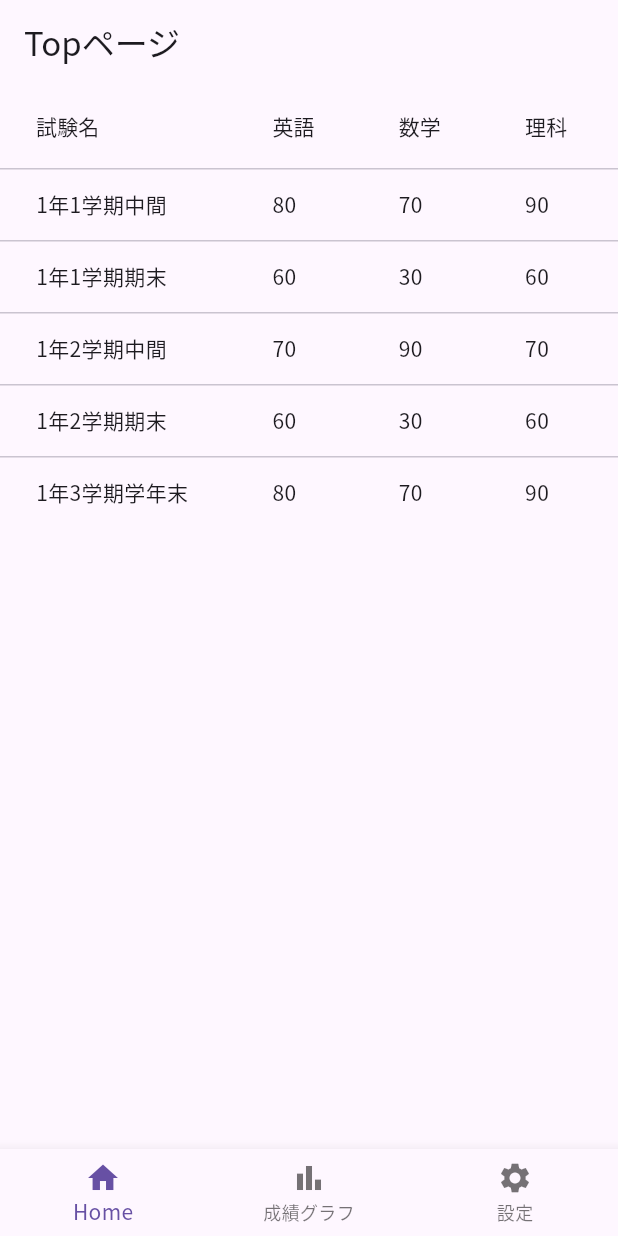
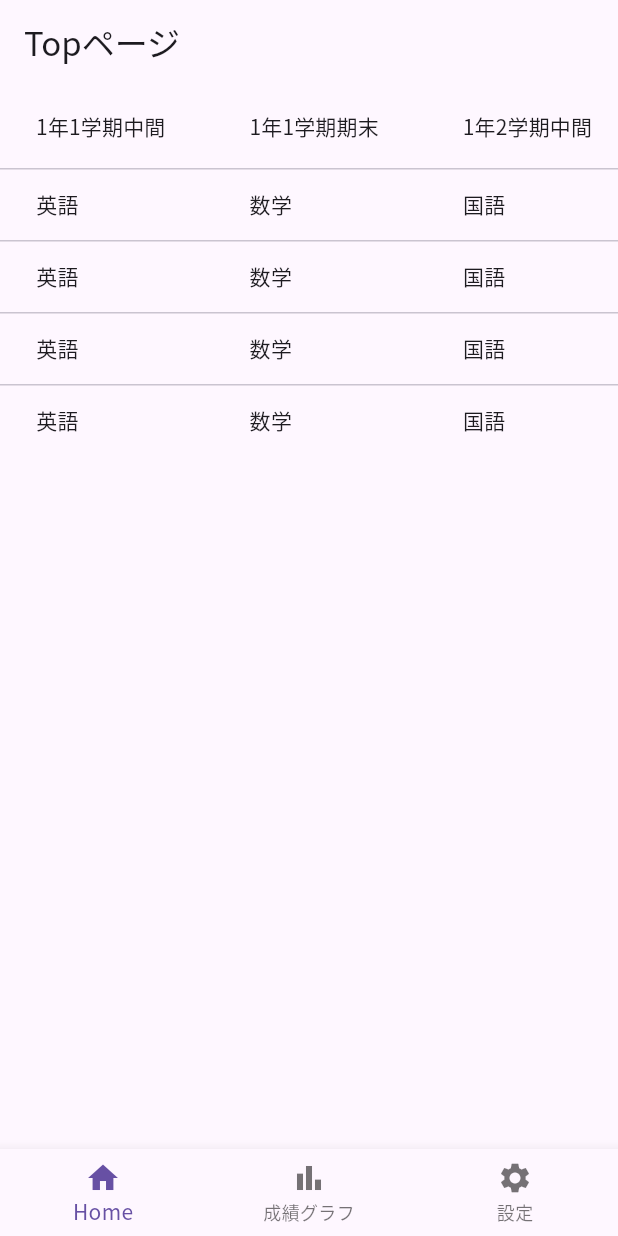
Before and after one commit to Kaiyan10/study_score_app, a Flutter app: the screen it shows after launch, on a phone screen of 412 x 824 dp. Run offline on Flutter 3.47's test engine with Material 3 defaults, Android fonts, the phone set to English and light mode, and no system bars; our stand-ins replace fl_chart, settings_ui.

Commit message:
20230215

```diff
--- a/lib/data/dummy_data.dart
+++ b/lib/data/dummy_data.dart
@@ -1,60 +1,56 @@
-import 'package:test_score_app/models/routine_test_score.dart';
+import '../models/subject_data.dart';
+import '../models/routine_test_score.dart';
 
 var dummyScore = [
   RoutineTestScore(
     testName: "1年1学期中間",
-    englishScore: 80,
-    mathScore: 70,
-    languageScore: 60,
-    scienceScore: 90,
-    socialScore: 80,
-    artScore: 100,
-    industrialArtsAndHomemakingScore:20,
-    physicalEducationScore: 20,),
-  RoutineTestScore(
+    subjectDatas: [
+      SubjectData(subjectName: "英語",score: 80),
+      SubjectData(subjectName: "数学",score: 60),
+      SubjectData(subjectName: "国語",score: 40),
+      SubjectData(subjectName: "理科",score: 70),
+      SubjectData(subjectName: "社会",score: 60),
+    ]
+    ),
+    RoutineTestScore(
     testName: "1年1学期期末",
-    englishScore: 60,
-    mathScore: 30,
-    languageScore: 40,
-    scienceScore: 60,
-    socialScore: 70,
-    musicScore: 30,
-    artScore: 50,
-    industrialArtsAndHomemakingScore:70,
-    physicalEducationScore: 80,),
-  RoutineTestScore(
+    subjectDatas: [
+      SubjectData(subjectName: "英語",score: 50),
+      SubjectData(subjectName: "数学",score: 70),
+      SubjectData(subjectName: "国語",score: 80),
+      SubjectData(subjectName: "理科",score: 40),
+      SubjectData(subjectName: "社会",score: 50),
+      SubjectData(subjectName: "音楽",score:40),
+      SubjectData(subjectName: "保健体育",score:40),
+      SubjectData(subjectName: "技術・家庭科",score:50),
+    ]
+    ),
+    RoutineTestScore(
     testName: "1年2学期中間",
-    englishScore: 70,
-    mathScore: 90,
-    languageScore: 50,
-    scienceScore: 70,
-    socialScore: 30,
-    musicScore: 60,
-    artScore: 80,
-    industrialArtsAndHomemakingScore:20,
-    physicalEducationScore: 20,),
-  RoutineTestScore(
+    subjectDatas: [
+      SubjectData(subjectName: "英語",score: 90),
+      SubjectData(subjectName: "数学",score: 80),
+      SubjectData(subjectName: "国語",score: 70),
+      SubjectData(subjectName: "理科",score: 80),
+      SubjectData(subjectName: "社会",score: 60),
+    ]
+    ),
+    RoutineTestScore(
     testName: "1年2学期期末",
-    englishScore: 60,
-    mathScore: 30,
-    languageScore: 40,
-    scienceScore: 60,
-    socialScore: 70,
-    musicScore: 30,
-    artScore: 50,
-    industrialArtsAndHomemakingScore:70,
-    physicalEducationScore: 80,),
-  RoutineTestScore(
-    testName: "1年3学期学年末",
-    englishScore: 80,
-    mathScore: 70,
-    languageScore: 60,
-    scienceScore: 90,
-    socialScore: 80,
-    musicScore: 100,
-    artScore: 100,
-    industrialArtsAndHomemakingScore:20,
-    physicalEducationScore: 20,),
+    subjectDatas: [
+      SubjectData(subjectName: "英語",score: 50),
+      SubjectData(subjectName: "数学",score: 70),
+      SubjectData(subjectName: "国語",score: 80),
+      SubjectData(subjectName: "理科",score: 40),
+      SubjectData(subjectName: "社会",score: 50),
+      SubjectData(subjectName: "音楽",score:60),
+      SubjectData(subjectName: "保健体育",score:70),
+      SubjectData(subjectName: "技術・家庭科",score:80),
+
+    ]
+    ),
+
+
 
 
 ];
--- a/lib/models/routine_test_score.dart
+++ b/lib/models/routine_test_score.dart
@@ -1,26 +1,11 @@
+import './subject_data.dart';
+
 class RoutineTestScore {
   RoutineTestScore({
     required this.testName,
-    required this.englishScore,
-    required this.mathScore,
-    required this.languageScore,
-    required this.scienceScore,
-    required this.socialScore,
-    this.musicScore,
-    this.artScore,
-    this.industrialArtsAndHomemakingScore,
-    this.physicalEducationScore,
+    required this.subjectDatas,
   });
 
   final String testName;
-
-  final int languageScore;
-  final int mathScore;
-  final int englishScore;
-  final int scienceScore;
-  final int socialScore;
-  int? musicScore;
-  int? artScore;
-  int? industrialArtsAndHomemakingScore;
-  int? physicalEducationScore;
+  final List<SubjectData> subjectDatas;
 }
--- /dev/null
+++ b/lib/models/subject_data.dart
@@ -0,0 +1,20 @@
+class SubjectData{
+  SubjectData({
+    required this.subjectName,
+    required this.score,
+    this.rank,
+    this.standardScore,
+    this.averageScore,
+    this.maxScore,
+    this.minScore
+  });
+
+
+  final String subjectName;
+  final double score;
+  int? rank;
+  double? standardScore;
+  double? averageScore;
+  double? maxScore;
+  double? minScore;
+}
--- a/lib/screens/settings/testtype_setting_screen.dart
+++ b/lib/screens/settings/testtype_setting_screen.dart
@@ -19,7 +19,7 @@
         itemCount: testType.length,
         itemBuilder: (context, index) {
           return ListTile(
-            trailing: Icon(
+            trailing: const Icon(
               Icons.reorder,
               color: Colors.grey,
             ),
--- a/lib/screens/top_view.dart
+++ b/lib/screens/top_view.dart
@@ -15,6 +15,7 @@
 
   @override
   Widget build(BuildContext context) {
+
     return Scaffold(
         appBar: AppBar(
           title: const Text("Topページ"),
@@ -22,40 +23,25 @@
         body: SingleChildScrollView(
           scrollDirection: Axis.horizontal,
           child: DataTable(
-            columns:  const <DataColumn>[
-              DataColumn(
-                label: Text('試験名'),
-              ),
-              DataColumn(
-                label: Text('英語'),
-              ),
-              DataColumn(
-                label: Text('数学'),
-              ),
-              DataColumn(
-                label: Text('理科'),
-              ),
-              DataColumn(
-                label: Text('社会'),
-              ),
-              DataColumn(
-                label: Text('音楽'),
-              ),
-            ],
+            columns:  List<DataColumn>.generate(
+              scores.length,
+              (index) => DataColumn(label: (Text(scores[index].testName)))
+            )
+              ,
             rows: List<DataRow>.generate(
                 scores.length,
                 (index) => DataRow(cells: <DataCell>[
-                  DataCell(Text(scores[index].testName)),
-                      DataCell(Text(scores[index].englishScore.toString())),
-                  DataCell(Text(scores[index].mathScore.toString())),
-                  DataCell(Text(scores[index].scienceScore.toString())),
-                  DataCell(Text(scores[index].socialScore.toString())),
-                  DataCell(Text(scores[index].musicScore.toString() ?? "0")),
+                  for(final subjectData in scores[index].subjectDatas)...{
+                    DataCell(Text(subjectData.subjectName)),
+                  }
                     ])),
           ),
-        ));
+          ),
+        );
   }
 }
+
+
 
 // ListView.builder(
 // itemCount: scores.length,
```
Also changed, not shown: 3 other files.
